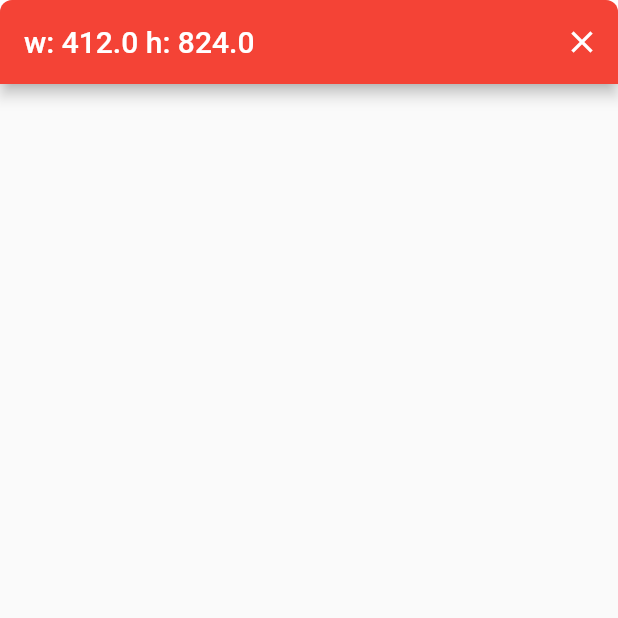
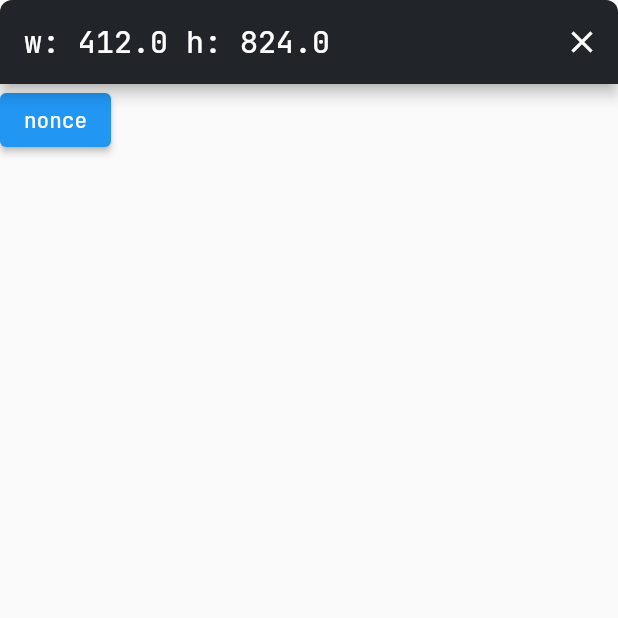
Before and after one commit to lopo12123/wuwu, a Flutter app: the screen it shows after launch, on a phone screen of 412 x 824 dp, the top half of it. Run offline on Flutter 3.47's test engine with Material 2 defaults, Android fonts, the phone set to English and light mode, and no system bars; our stand-ins replace get, logger; missing offline and left inert: window_manager.

Commit message:
style: 调色盘 + 主题

```diff
--- a/lib/main.dart
+++ b/lib/main.dart
@@ -1,6 +1,7 @@
 import 'package:flutter/material.dart';
 import 'package:get/get.dart';
 import 'package:window_manager/window_manager.dart';
+import 'package:wuwu/components/styled_text.dart';
 import 'package:wuwu/routes/index.dart';
 import 'package:wuwu/styles/palette.dart';
 
@@ -39,7 +40,10 @@ class MyApp extends StatelessWidget {
         debugShowCheckedModeBanner: false,
         title: 'wuwu',
         theme: ThemeData(
-          primarySwatch: Colors.red,
+          appBarTheme: const AppBarTheme(
+            backgroundColor: Palette.b90,
+          ),
+          fontFamily: StyledTextFamily.JBMono.name,
         ),
         initialRoute: MyRoutes.entry,
         unknownRoute: invalidPage,
--- a/lib/styles/palette.dart
+++ b/lib/styles/palette.dart
@@ -2,5 +2,54 @@ import 'package:flutter/material.dart';
 
 /// 调色盘
 abstract class Palette {
+  /// transparent
   static const transparent = Colors.transparent;
+
+  /// 0xFFFFFFFF
+  static const b00 = Color(0xFFFFFFFF);
+
+  /// 0xFFF8F9FA
+  static const b10 = Color(0xFFF8F9FA);
+
+  /// 0xFFE9ECEF
+  static const b20 = Color(0xFFE9ECEF);
+
+  /// 0xFFDEE2E6
+  static const b30 = Color(0xFFDEE2E6);
+
+  /// 0xFFCED4DA
+  static const b40 = Color(0xFFCED4DA);
+
+  /// 0xFFADB5BD
+  static const b50 = Color(0xFFADB5BD);
+
+  /// 0xFF6C757D
+  static const b60 = Color(0xFF6C757D);
+
+  /// 0xFF495057
+  static const b70 = Color(0xFF495057);
+
+  /// 0xFF343A40
+  static const b80 = Color(0xFF343A40);
+
+  /// 0xFF212529
+  static const b90 = Color(0xFF212529);
+
+  /// 0xFF000000
+  static const b100 = Color(0xFF000000);
+
+  /// 0xFFFF595E
+  static const pink = Color(0xFFFF595E);
+
+  /// 0xFFFFCA3A
+  static const yellow = Color(0xFFFFCA3A);
+
+  /// 0xFF8AC926
+  static const green = Color(0xFF8AC926);
+
+  /// 0xFF1982C4
+  static const blue = Color(0xFF1982C4);
+
+  /// 0xFF6A4C93
+  static const purple = Color(0xFF6A4C93);
 }
--- a/lib/styles/theme_extension.dart
+++ /dev/null
@@ -1,5 +0,0 @@
-import 'package:flutter/material.dart';
-
-extension ExTheme on ThemeData {
-
-}
--- a/lib/styles/theme_manager.dart
+++ /dev/null
@@ -1,4 +0,0 @@
-/// 主题配置
-abstract class Themes {
-
-}
--- a/lib/views/entry.dart
+++ b/lib/views/entry.dart
@@ -1,6 +1,8 @@
 import 'package:flutter/material.dart';
 import 'package:get/get.dart';
 import 'package:window_manager/window_manager.dart';
+import 'package:wuwu/components/styled_text.dart';
+import 'package:wuwu/utils/safe_print.dart';
 
 class EntryView extends StatelessWidget {
   const EntryView({super.key});
@@ -28,6 +30,14 @@ class EntryView extends StatelessWidget {
           ),
         ),
       ),
+      body: Column(
+        children: [
+          ElevatedButton(
+            onPressed: () {},
+            child: StyledText.JBMono('nonce'),
+          ),
+        ],
+      ),
     );
   }
 }
```
